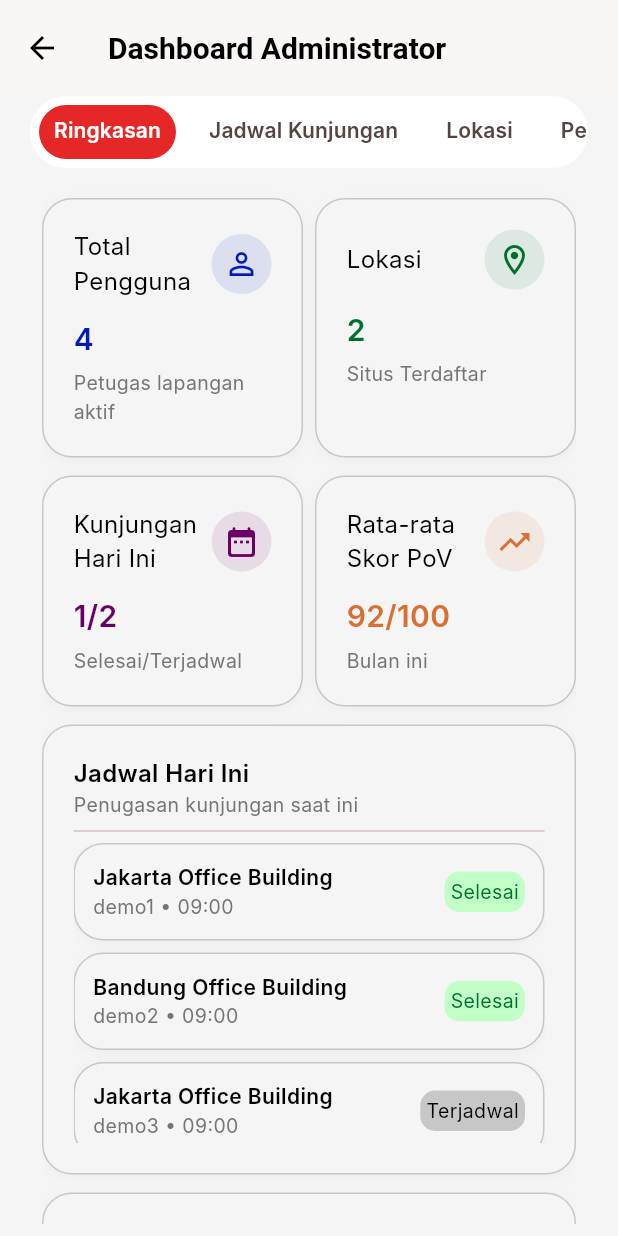
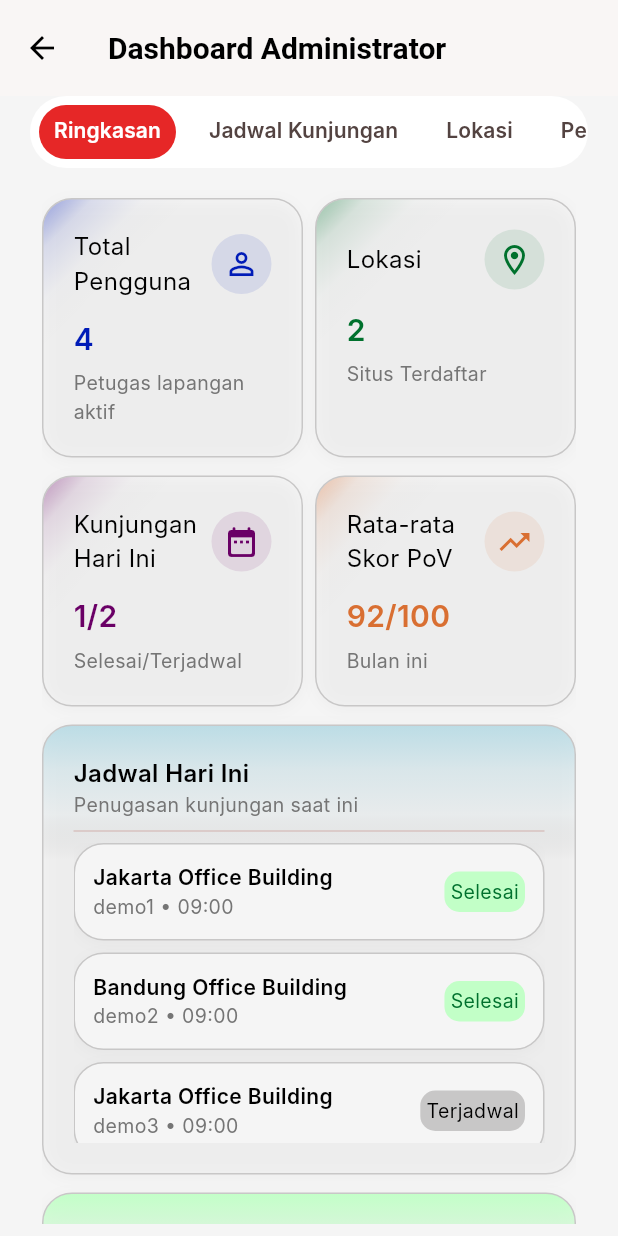
Before and after one commit to nasidfurqon/PoV, a Flutter app: the AdminPanelPage screen opened by its route, on a phone screen of 412 x 824 dp. Run offline on Flutter 3.47's test engine with Material 3 defaults, Android fonts, the phone set to English and light mode, and no system bars; our stand-ins replace dropdown_button2, file_picker, flutter_riverpod, geolocator, go_router, image_picker; Roboto replaces fonts that are missing (Inter).

Commit message:
ver: 0.1, feat: prettier a card

```diff
--- a/lib/core/widget/custom_card.dart
+++ b/lib/core/widget/custom_card.dart
@@ -8,9 +8,10 @@ class CustomCard extends StatelessWidget {
   final double? borderRadius;
   final double? height;
   final Color? color;
+  final Color? borderColor;
   final Gradient? gradient;
   final bool? isBoxShadow;
-  CustomCard({super.key,this.color, this.height, this.gradient, this.isBoxShadow = true,required this.padding, required this.child,  this.borderRadius});
+  CustomCard({super.key,this.color, this.borderColor, this.height, this.gradient, this.isBoxShadow = true,required this.padding, required this.child,  this.borderRadius});
 
   @override
   Widget build(BuildContext context) {
@@ -24,7 +25,7 @@ class CustomCard extends StatelessWidget {
           color:  gradient == null ? (color ?? AppColor.background) : null,
           borderRadius: BorderRadius.circular(borderRadius ?? AppSpacing.radiusLg),
           border: Border.all(
-            color: AppColor.border,
+            color: borderColor ?? AppColor.border,
             width: (isBoxShadow == true) ?  1 : 0
           ),
           boxShadow: [BoxShadow(
--- a/lib/presentation/pages/admin_panel/admin_panel_page.dart
+++ b/lib/presentation/pages/admin_panel/admin_panel_page.dart
@@ -204,6 +204,17 @@ class _AdminPanelPageState extends State<AdminPanelPage> {
   Widget _resume_schedule(){
     return CustomCard(
         padding: EdgeInsets.zero,
+        gradient: LinearGradient(
+          begin: Alignment.topCenter,
+          end: Alignment.bottomCenter,
+          colors: [
+            AppColor.onAccentMedium,
+            AppColor.onAccentMedium.withOpacity(0.4),
+            AppColor.onAccentMedium.withOpacity(0.1),
+            Colors.transparent,
+          ],
+          stops: const [0.0, 0.1, 0.2, 0.3],
+        ),
         child: Padding(
           padding: EdgeInsets.all(AppSpacing.global),
           child: Column(
@@ -240,6 +251,17 @@ class _AdminPanelPageState extends State<AdminPanelPage> {
 
   Widget _resume_new(){
     return CustomCard(
+        gradient: LinearGradient(
+          begin: Alignment.topCenter,
+          end: Alignment.bottomCenter,
+          colors: [
+            AppColor.onAccentCompleted,
+            AppColor.onAccentCompleted.withOpacity(0.4),
+            AppColor.onAccentCompleted.withOpacity(0.1),
+            Colors.transparent,
+          ],
+          stops: const [0.0, 0.1, 0.2, 0.3],
+        ),
         padding: EdgeInsets.zero,
         child: Padding(
           padding: EdgeInsets.all(AppSpacing.global),
--- a/lib/presentation/pages/profile/profile_page.dart
+++ b/lib/presentation/pages/profile/profile_page.dart
@@ -57,7 +57,11 @@ import 'package:pov2/presentation/widgets/custom_row_icon.dart';
 
     Widget _header(){
       return CustomCard(
-          color: AppColor.background,
+          gradient: LinearGradient(
+            colors: [AppColor.onAccentHigh, AppColor.onAccentMedium],
+            begin: Alignment.centerLeft,
+            end: Alignment.centerRight,
+          ),
           padding: EdgeInsets.zero,
           child: Padding(
             padding: const EdgeInsets.all(AppSpacing.global),
--- a/lib/presentation/widgets/custom_card_document.dart
+++ b/lib/presentation/widgets/custom_card_document.dart
@@ -66,7 +66,7 @@ class CustomCardDocument extends StatelessWidget {
                           color: AppColor.textPrimary,
                           width: 1
                         ),
-                        textStyle: AppText.captionPrimary,
+                        textStyle: AppText.heading5,
                         title: 'Lihat',
                         backgroundColor: AppColor.background,
                         padding: EdgeInsets.zero,
@@ -78,13 +78,13 @@ class CustomCardDocument extends StatelessWidget {
                   SizedBox(width: AppSpacing.xs,),
                   Expanded(
                     child: CustomButton(
-                      textStyle: AppText.captionTertiary,
+                      textStyle: AppText.heading5Tertiary,
                       title: 'Unduh',
                       backgroundColor: AppColor.primary,
                       padding: EdgeInsets.zero,
                       onPressed: (){},
                       icon: Icons.download_outlined,
-                      iconColor: AppColor.primary,
+                      iconColor: AppColor.textTertiary,
                     ),
                   )
                 ],
--- a/lib/presentation/widgets/custom_card_header_resume.dart
+++ b/lib/presentation/widgets/custom_card_header_resume.dart
@@ -3,6 +3,8 @@ import 'package:pov2/config/theme/app_spacing.dart';
 import 'package:pov2/config/theme/app_text.dart';
 import 'package:pov2/core/widget/custom_card.dart';
 import 'package:pov2/presentation/widgets/custom_highlight_dashboard.dart';
+
+import '../../config/theme/app_color.dart';
 
 class CustomCardHeaderResume extends StatelessWidget {
   final String title;
@@ -17,6 +19,17 @@ class CustomCardHeaderResume extends StatelessWidget {
     return CustomCard(
         padding: EdgeInsets.zero,
         // height: 175,
+        gradient: LinearGradient(
+          begin: Alignment.topLeft,
+          end: Alignment.bottomRight,
+          colors: [
+            color.withOpacity(0.4),
+            color.withOpacity(0.1),
+            color.withOpacity(0.01),
+            Colors.transparent,
+          ],
+          stops: const [0.0, 0.1, 0.2, 0.3],
+        ),
         child: Padding(
           padding: EdgeInsets.all(AppSpacing.global),
           child: Column(
--- a/lib/presentation/widgets/custom_header_card.dart
+++ b/lib/presentation/widgets/custom_header_card.dart
@@ -12,7 +12,7 @@ class CustomHeaderCard extends StatelessWidget {
   @override
   Widget build(BuildContext context) {
     return CustomCard(
-      isBoxShadow: false ,
+      borderColor: ParsingColor.cekColor(status)[0],
       color: ParsingColor.cekColor(status)[1],
       padding: EdgeInsets.zero,
       height: 80,
```
Also changed, not shown: lib/presentation/widgets/custom_card_location_admin.dart (+11 -0 lines).
